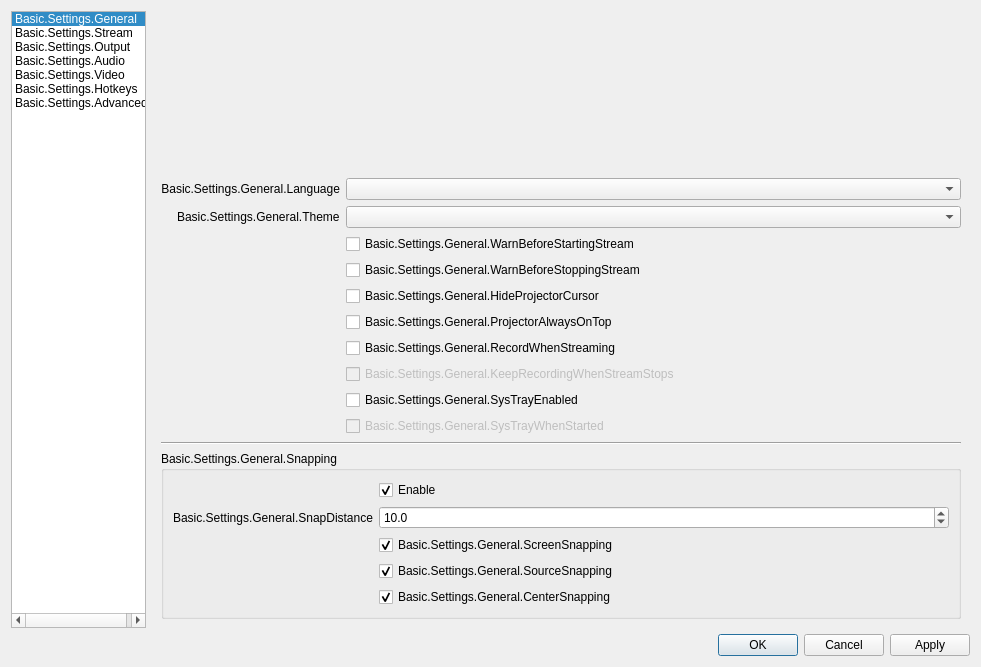
Above: UI/forms/OBSBasicSettings.ui from cortexmedia/obs-studio before the change. Below: the same form after it.
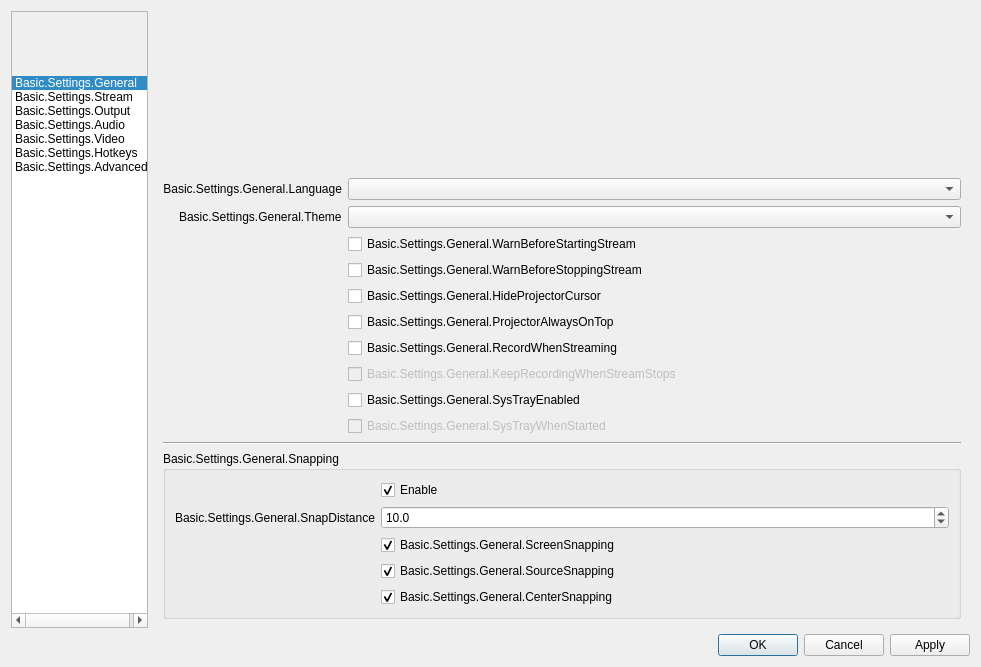
That is the form after the change. Icons and pictures are not drawn.

Commit message: Add DaCast logo to settings dialog

What changed in the file:
```diff
--- a/UI/forms/OBSBasicSettings.ui
+++ b/UI/forms/OBSBasicSettings.ui
@@ -22,7 +22,47 @@
   <layout class="QVBoxLayout" name="verticalLayout">
    <item>
     <layout class="QHBoxLayout" name="horizontalLayout">
-     <item alignment="Qt::AlignLeft">
+     <item>
+      <widget class="QFrame" name="settingsLeftFrame">
+       <property name="frameShape">
+        <enum>QFrame::StyledPanel</enum>
+       </property>
+       <property name="frameShadow">
+        <enum>QFrame::Sunken</enum>
+       </property>
+       <layout class="QVBoxLayout" name="leftPane">
+        <property name="spacing">
+         <number>50</number>
+        </property>
+        <property name="leftMargin">
+         <number>0</number>
+        </property>
+        <property name="topMargin">
+         <number>0</number>
+        </property>
+        <property name="rightMargin">
+         <number>0</number>
+        </property>
+        <property name="bottomMargin">
+         <number>0</number>
+        </property>
+        <item>
+         <widget class="QLabel" name="logoImage">
+          <property name="styleSheet">
+           <string notr="true">background-color: transparent;</string>
+          </property>
+          <property name="text">
+           <string/>
+          </property>
+          <property name="pixmap">
+           <pixmap resource="obs.qrc">:/settings/images/settings/dacast.png</pixmap>
+          </property>
+          <property name="scaledContents">
+           <bool>false</bool>
+          </property>
+         </widget>
+        </item>
+        <item>
       <widget class="QListWidget" name="listWidget">
        <property name="sizePolicy">
         <sizepolicy hsizetype="Minimum" vsizetype="Expanding">
@@ -36,6 +76,9 @@
          <height>16777215</height>
         </size>
        </property>
+          <property name="frameShape">
+           <enum>QFrame::NoFrame</enum>
+          </property>
        <property name="iconSize">
         <size>
          <width>48</width>
@@ -108,6 +151,9 @@
           <normaloff>:/settings/images/settings/advanced.png</normaloff>:/settings/images/settings/advanced.png</iconset>
         </property>
        </item>
+         </widget>
+        </item>
+       </layout>
       </widget>
      </item>
      <item>
```
Lines whose indentation alone changed are shown as unchanged. The commit also changes 3 other files.
